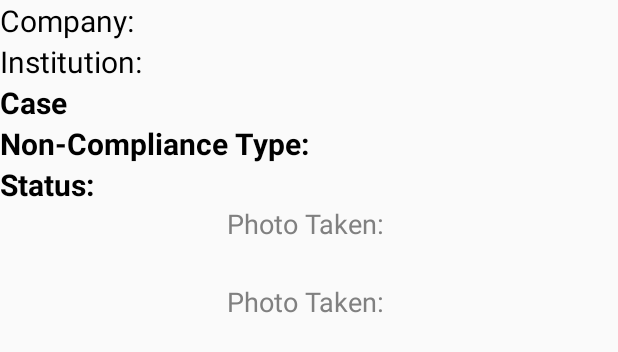
After one commit to ESCGroup10/frontend, an Android app: the layout fragment_expaded_case.xml on its own in the app's theme, with its tools: preview values and no code run, on a phone screen of 412 x 824 dp. The commit adds this screen. Shown: the top 352 px of the screen. Run offline under Robolectric (Android 15) with nearby library versions, the phone set to English and light mode, and no system bars.

Commit message:
fixed sync errors in audit checklist and created frame for expanded case

```diff
--- a/app/src/main/java/com/example/singhealthapp/Containers/AuditorFragmentContainer.java
+++ b/app/src/main/java/com/example/singhealthapp/Containers/AuditorFragmentContainer.java
@@ -188,6 +188,7 @@ public class AuditorFragmentContainer extends AppCompatActivity implements Navig
         if (auditor_drawer.isDrawerOpen(GravityCompat.START)) {
             auditor_drawer.closeDrawer(GravityCompat.START);
         } else {
+            EspressoCountingIdlingResource.decrement();
             AlertDialog.Builder builder = new AlertDialog.Builder(this);
 
             builder.setMessage("Do you want to log out? ");
--- a/app/src/main/java/com/example/singhealthapp/Models/DatabaseApiCaller.java
+++ b/app/src/main/java/com/example/singhealthapp/Models/DatabaseApiCaller.java
@@ -132,4 +132,5 @@ public interface DatabaseApiCaller {
     @DELETE("/api/case/{id}/")
     Call<Void> deleteCase(@Header("authorization") String token,
                             @Path("id") int caseID);
+
 }
--- a/app/src/main/java/com/example/singhealthapp/Views/Auditor/Checklists/ChecklistAdapter.java
+++ b/app/src/main/java/com/example/singhealthapp/Views/Auditor/Checklists/ChecklistAdapter.java
@@ -31,6 +31,7 @@ public class ChecklistAdapter extends RecyclerView.Adapter<ChecklistAdapter.View
     private final int red = Color.parseColor("#FFFF0000");
     private final int grey = Color.parseColor("#FF808080");
     private final int black = Color.parseColor("#FF000000");
+    private final int white = Color.parseColor("#FFFFFFFF");
 
     private ArrayList<ChecklistItem> checklist_items_array = new ArrayList<>();
     private boolean isAudit;
@@ -150,6 +151,7 @@ public class ChecklistAdapter extends RecyclerView.Adapter<ChecklistAdapter.View
                 cameraButton.setOnClickListener(new View.OnClickListener() {
                     @Override
                     public void onClick(View v) {
+                        cardView.setCardBackgroundColor(white);
                         callTakePhoto(getAdapterPosition());
                     }
                 });
@@ -162,6 +164,7 @@ public class ChecklistAdapter extends RecyclerView.Adapter<ChecklistAdapter.View
             textViewTrue.setOnClickListener(new View.OnClickListener() {
                 @Override
                 public void onClick(View v) {
+                    cardView.setCardBackgroundColor(white);
                     if (colourStatusIndicator.getBackground().equals(green)) { // view has been clicked before
                         colourStatusIndicator.setBackgroundColor(black);
                     } else { // view has not been clicked before
@@ -195,6 +198,7 @@ public class ChecklistAdapter extends RecyclerView.Adapter<ChecklistAdapter.View
             textViewNA.setOnClickListener(new View.OnClickListener() {
                 @Override
                 public void onClick(View v) {
+                    cardView.setCardBackgroundColor(white);
                     if (colourStatusIndicator.getBackground().equals(grey)) { // view has been clicked before
                         colourStatusIndicator.setBackgroundColor(black);
                     } else { // view has not been clicked before
--- /dev/null
+++ b/app/src/main/res/layout/fragment_expaded_case.xml
@@ -0,0 +1,101 @@
+<?xml version="1.0" encoding="utf-8"?>
+<LinearLayout
+    xmlns:android="http://schemas.android.com/apk/res/android" android:layout_width="match_parent"
+    android:layout_height="match_parent"
+    android:orientation="vertical">
+
+    <TextView
+        android:id="@+id/companyTextView"
+        android:layout_width="wrap_content"
+        android:layout_height="wrap_content"
+        android:text="Company: "
+        android:textSize="20dp"
+        android:textColor="@color/black"
+        android:layout_gravity="left"/>
+
+    <TextView
+        android:id="@+id/institutionTextView"
+        android:layout_width="wrap_content"
+        android:layout_height="wrap_content"
+        android:text="Institution: "
+        android:textSize="20dp"
+        android:textColor="@color/black"
+        android:layout_gravity="left"/>
+
+    <TextView
+        android:id="@+id/caseNumberTextView"
+        android:layout_width="wrap_content"
+        android:layout_height="wrap_content"
+        android:text="Case "
+        android:textSize="20dp"
+        android:textColor="@color/black"
+        android:textStyle="bold"
+        android:layout_gravity="left"/>
+
+    <TextView
+        android:id="@+id/nonComplianceTypeTextView"
+        android:layout_width="wrap_content"
+        android:layout_height="wrap_content"
+        android:text="Non-Compliance Type: "
+        android:textSize="20dp"
+        android:textColor="@color/black"
+        android:textStyle="bold"
+        android:layout_gravity="left"/>
+
+    <TextView
+        android:id="@+id/resolvedStatusTextView"
+        android:layout_width="wrap_content"
+        android:layout_height="wrap_content"
+        android:text="Status: "
+        android:textSize="20dp"
+        android:textColor="@color/black"
+        android:textStyle="bold"
+        android:layout_gravity="left"/>
+
+    <ImageView
+        android:id="@+id/unresolvedImageView"
+        android:layout_width="wrap_content"
+        android:layout_height="wrap_content"
+        android:layout_gravity="center_horizontal"/>
+
+    <TextView
+        android:id="@+id/unresolvedImageInformationTextView"
+        android:layout_width="wrap_content"
+        android:layout_height="wrap_content"
+        android:text="Photo Taken: "
+        android:textSize="18dp"
+        android:textColor="@color/grey"
+        android:layout_gravity="center_horizontal"/>
+
+    <TextView
+        android:id="@+id/unresolvedCommentsTextView"
+        android:layout_width="wrap_content"
+        android:layout_height="wrap_content"
+        android:textSize="20dp"
+        android:textColor="@color/black"
+        android:layout_gravity="center_horizontal"/>
+
+    <ImageView
+        android:id="@+id/resolvedImageView"
+        android:layout_width="wrap_content"
+        android:layout_height="wrap_content"
+        android:layout_gravity="center_horizontal"/>
+
+    <TextView
+        android:id="@+id/resolvedImageInformationTextView"
+        android:layout_width="wrap_content"
+        android:layout_height="wrap_content"
+        android:text="Photo Taken: "
+        android:textSize="18dp"
+        android:textColor="@color/grey"
+        android:layout_gravity="center_horizontal"/>
+
+    <TextView
+        android:id="@+id/resolvedCommentsTextView"
+        android:layout_width="wrap_content"
+        android:layout_height="wrap_content"
+        android:textSize="20dp"
+        android:textColor="@color/black"
+        android:layout_gravity="center_horizontal"/>
+
+</LinearLayout>
```
Also changed, not shown: app/src/main/java/com/example/singhealthapp/Containers/TenantFragmentContainer.java (+21 -2 lines), app/src/main/java/com/example/singhealthapp/Views/Auditor/Checklists/AuditChecklistFragment.java (+23 -16 lines), app/src/main/java/com/example/singhealthapp/Views/Login/LoginActivity.java (+21 -11 lines), app/src/main/java/com/example/singhealthapp/Views/Tenant/ExpandedCase.java (added, +308 -0 lines).
